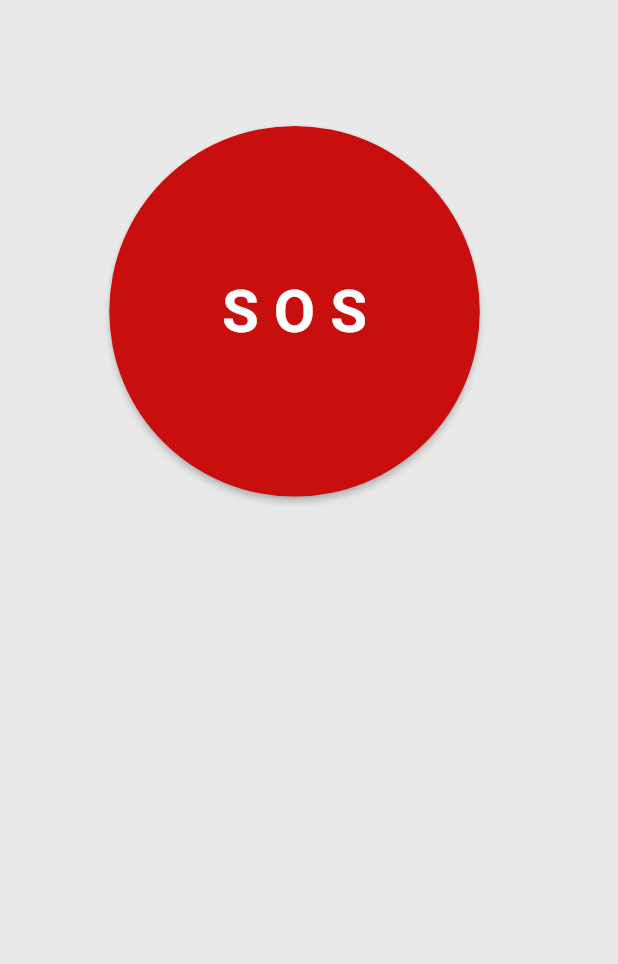
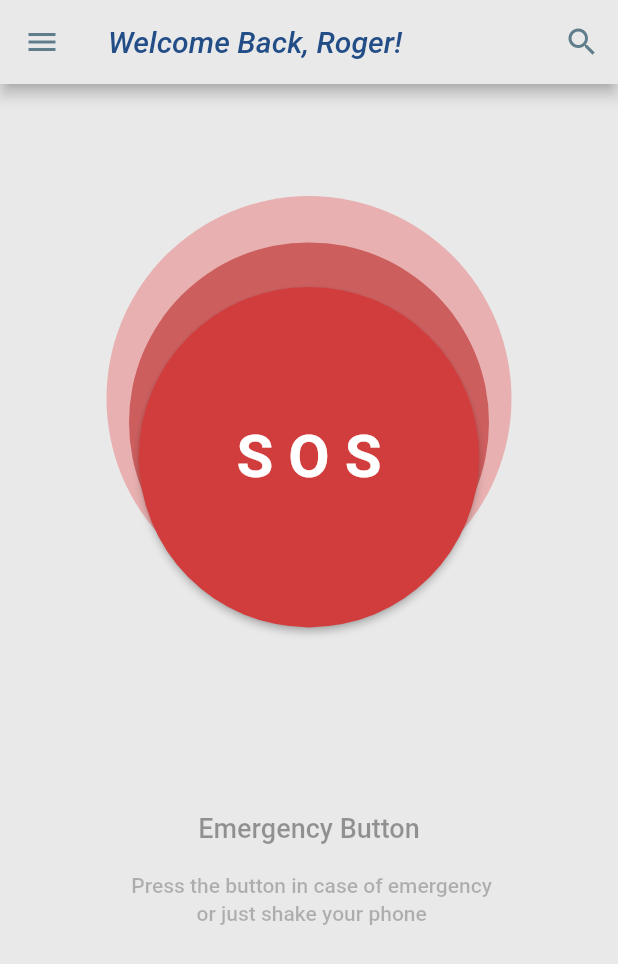
Before and after one commit to angelinetanvy/Lifeline, a Flutter app: the HomePage screen opened directly, on a phone screen of 412 x 824 dp. Shown: the top 964 px of the screen. Run offline on Flutter 3.47's test engine with Material 2 defaults, Android fonts, the phone set to English and light mode, and no system bars; our stand-ins replace cloud_firestore, firebase_core, flutter_svg, google_maps_flutter, location, rxdart; missing offline and left inert: geocoder, geoflutterfire; accounts and stored records are empty; network calls fail.

Commit message:
done all except consultation

```diff
--- a/lifeline_app/lib/DieticianPage.dart
+++ b/lifeline_app/lib/DieticianPage.dart
@@ -45,7 +45,7 @@ class _DieticianPageState extends State<DieticianPage> {
                         ),
                         ),
                         subtitle: Text(
-                          "Hello, Roger",
+                          "Hello, Roger!",
                           style: TextStyle(
                             fontWeight: FontWeight.w800,
                             fontSize: 26,
--- a/lifeline_app/lib/HomePage.dart
+++ b/lifeline_app/lib/HomePage.dart
@@ -1,3 +1,5 @@
+
+
 import 'package:flutter/cupertino.dart';
 import 'package:flutter/material.dart';
 import 'MapPage.dart';
@@ -13,43 +15,87 @@ class HomePage extends StatefulWidget {
 }
 
 class _HomePageState extends State<HomePage> {
+
   @override
   Widget build(BuildContext context) {
+
+
+
+    const double kDefaultPadding = 20.0;
     return Scaffold(
       backgroundColor: const Color(0xFFE9E9E9),
-      // appBar: AppBar(
-      //   leading: IconButton(icon: Icon(Icons.menu), onPressed:(){
-      //
-      //   }),
-      //   title: Text(widget.title),
-      //   actions:<Widget>[
-      //     IconButton(icon: Icon(Icons.search), onPressed:(){
-      //
-      //     }),
-      //   ]
-      // ),
-      floatingActionButton:
+      appBar: AppBar(
+        backgroundColor: const Color(0xFFE9E9E9),
+        leading: IconButton(icon: Icon(Icons.menu),color: Colors.blueGrey, onPressed:(){
+
+        }),
+        title: Text("Welcome Back, Roger!", style: TextStyle(color: Color.fromRGBO(35, 77, 135,1.0), fontStyle: FontStyle.italic),),
+        actions:<Widget>[
+          IconButton(icon: Icon(Icons.search, color: Colors.blueGrey,), onPressed:(){
+
+          }),
+        ]
+      ),
+      body:
       Stack(
         children: [
-          Positioned(
-              top: 100,
-              left: 64,
+          Align(
+              alignment: Alignment(0,-0.7),
+              child:Container(child: CircleAvatar(
+                backgroundColor: Color.fromRGBO(232, 176, 176, 1.0),
+                radius: 135.0,
+
+              ))),
+          Align(
+              alignment: Alignment(0,-0.6),
+              child:Container(child: CircleAvatar(
+                backgroundColor: Color.fromRGBO(204, 94, 94, 1.0),
+                radius: 120.0,
+
+              ))),
+          Align(
+            alignment: Alignment(0,-0.5),
               child:
               RaisedButton(
                   child: Text('S O S',style: TextStyle(color: Colors.white, fontSize: 40, fontWeight: FontWeight.bold)),
-                  color: Color.fromRGBO(201, 14, 14, 1.0),
+                  color: Color.fromRGBO(209, 61, 61, 1.0),
                   splashColor: Colors.lightBlue,
                   shape: CircleBorder(),
-                  padding: EdgeInsets.all(100.0),
+                  padding: EdgeInsets.all(90.0),
                   onPressed: (){
                     Navigator.push(context,
                         MaterialPageRoute(builder:(context)=>ProgressPage()),
                     );
+
                   }
               )
+
+),
+          Align(
+            alignment: Alignment(0,0.3),
+            child:
+                Text("Emergency Button", style: TextStyle(fontWeight: FontWeight.w500,color: Colors.black38, fontSize: 18)),
+
           ),
+          Align(
+              alignment: Alignment(0,0.4),
+              child:
+              Text(" Press the button in case of emergency", style: TextStyle(fontWeight: FontWeight.w500,color: Colors.black26))
+
+          ),
+          Align(
+              alignment: Alignment(0,0.45),
+              child:
+              Text(" or just shake your phone", style: TextStyle(fontWeight: FontWeight.w500,color: Colors.black26))
+
+          ),
+
+
+
+
         ],
       ),
+
       // floatingActionButton : ListView(children: <Widget>[
       //   Container(
       //     //height: 150,
```
